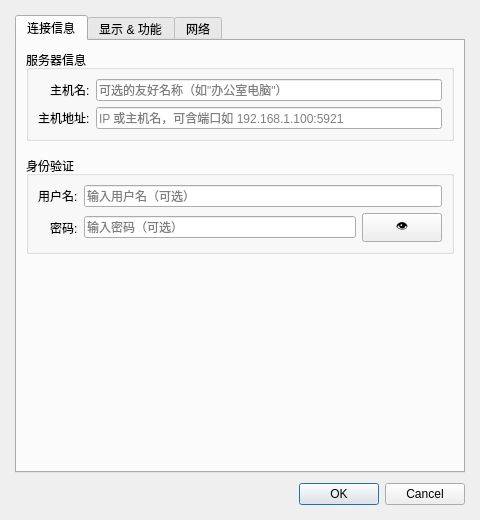
Above: src/ui/connectiondialog.ui from JiaYongChen/CrossRemoteDesktop before the change. Below: the same form after it.
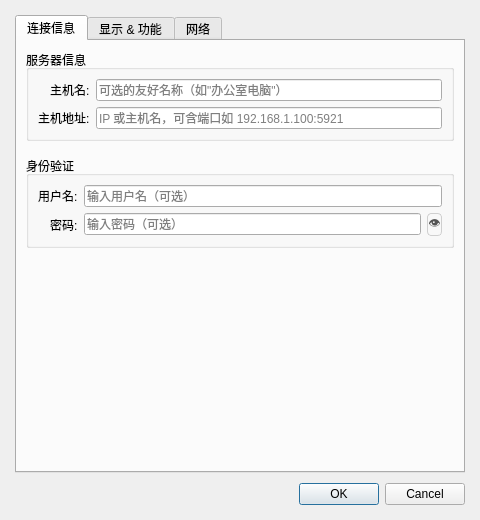
That is the form after the change. Icons and pictures are not drawn.

Commit message: style: 密码切换按钮缩小为 24x24，通过高亮区分显示/隐藏状态

What changed in the file:
```diff
--- a/src/ui/connectiondialog.ui
+++ b/src/ui/connectiondialog.ui
@@ -41,7 +41,21 @@
           <item row="1" column="1">
            <layout class="QHBoxLayout" name="passwordLayout">
             <item><widget class="QLineEdit" name="passwordLineEdit"><property name="echoMode"><enum>QLineEdit::Password</enum></property><property name="placeholderText"><string>输入密码（可选）</string></property></widget></item>
-            <item><widget class="QPushButton" name="togglePasswordBtn"><property name="text"><string>👁</string></property><property name="fixedWidth"><number>32</number></property><property name="toolTip"><string>显示/隐藏密码</string></property></widget></item>
+            <item><widget class="QPushButton" name="togglePasswordBtn"><property name="text"><string>👁</string></property><property name="fixedWidth"><number>24</number></property><property name="fixedHeight"><number>24</number></property><property name="toolTip"><string>显示/隐藏密码</string></property><property name="styleSheet"><string>QPushButton#togglePasswordBtn {
+	background-color: transparent;
+	border: 1px solid #cfcfcf;
+	border-radius: 4px;
+	font-size: 12px;
+	color: #555555;
+}
+QPushButton#togglePasswordBtn:hover {
+	background-color: #f0f0f0;
+}
+QPushButton#togglePasswordBtn[revealed=&quot;true&quot;] {
+	background-color: #0078d4;
+	border-color: #0078d4;
+	color: #ffffff;
+}</string></property></widget></item>
            </layout>
           </item>
          </layout>
```
The commit also changes 3 other files.
